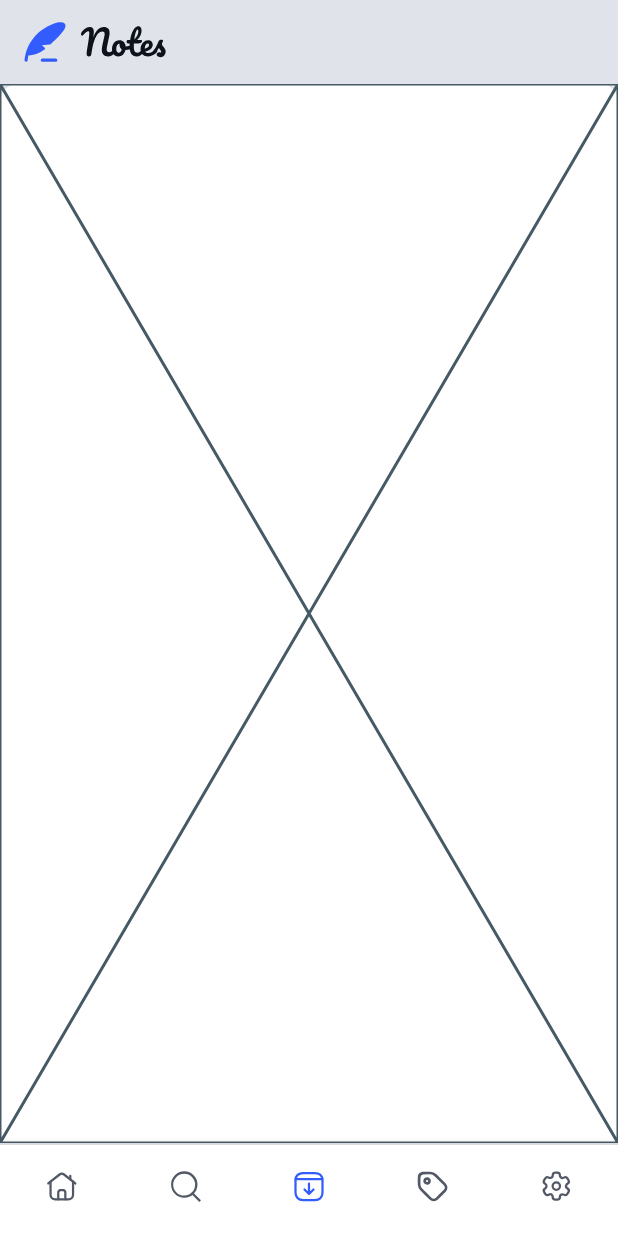
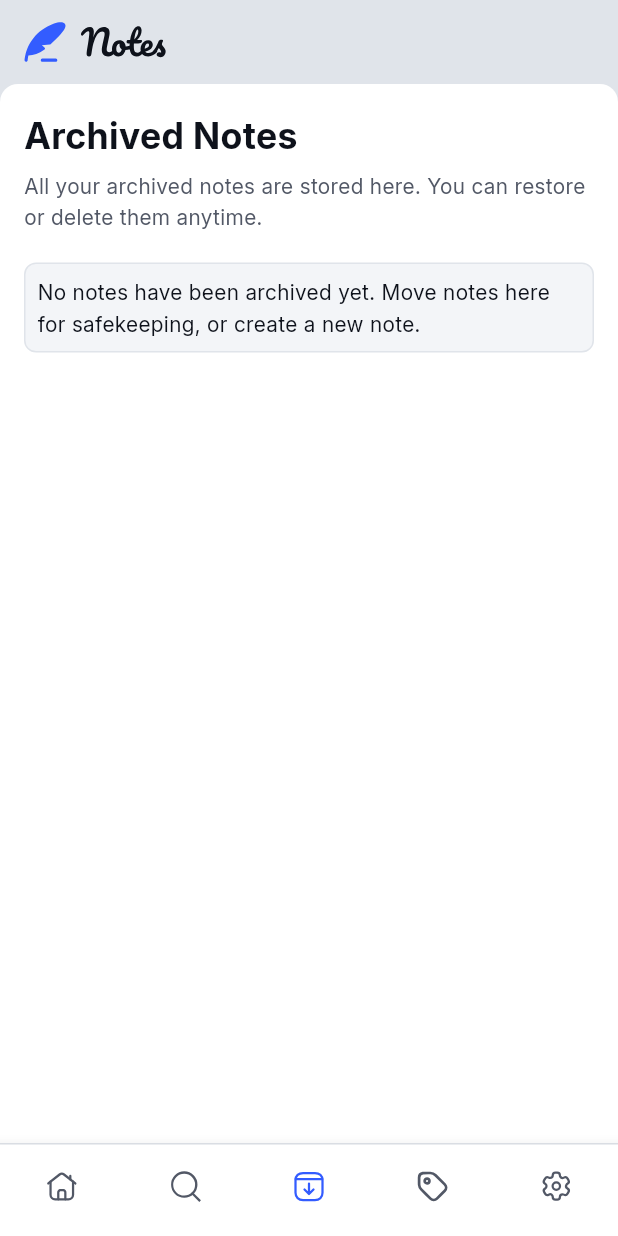
Before and after one commit to JER3MIAH/note-taking-app, a Flutter app: the screen it shows after launch, item 3 of the bottom bar chosen, on a phone screen of 412 x 824 dp. Run offline on Flutter 3.47's test engine with Material 3 defaults, Android fonts, the phone set to English and light mode, and no system bars; our stand-ins replace equatable, flutter_bloc, flutter_hooks, flutter_svg, get_it, shared_preferences.

Commit message:
feat: implement archived notes view

```diff
--- a/lib/src/features/home/presentation/screens/main_screen.dart
+++ b/lib/src/features/home/presentation/screens/main_screen.dart
@@ -16,7 +16,7 @@ class MainScreen extends StatelessWidget {
     List<Widget> pages = const [
       HomeView(),
       Placeholder(),
-      Placeholder(),
+      ArchivedNotesView(),
       TagsView(),
       SettingsView(),
     ];
--- /dev/null
+++ b/lib/src/features/home/presentation/screens/views/archived_notes_view.dart
@@ -0,0 +1,59 @@
+import 'package:flutter/material.dart';
+import 'package:flutter_bloc/flutter_bloc.dart';
+import 'package:note_taking_app/src/features/home/logic/blocs/note_bloc/note_bloc.dart';
+import 'package:note_taking_app/src/features/home/logic/blocs/note_bloc/note_state.dart';
+import 'package:note_taking_app/src/features/home/presentation/components/components.dart';
+import 'package:note_taking_app/src/shared/shared.dart';
+
+class ArchivedNotesView extends StatelessWidget {
+  const ArchivedNotesView({super.key});
+
+  @override
+  Widget build(BuildContext context) {
+    final theme = Theme.of(context).colorScheme;
+
+    return BlocBuilder<NoteBloc, NoteState>(
+      builder: (_, state) {
+        final archivedNotes =
+            state.notes.where((note) => note.isArchived).toList();
+
+        return AppColumn(
+          crossAxisAlignment: CrossAxisAlignment.start,
+          children: [
+            AppText(
+              'Archived Notes',
+              fontSize: 24,
+              fontWeight: FontWeight.w700,
+            ),
+            YBox(5),
+            AppText(
+              'All your archived notes are stored here. You can restore or delete them anytime.',
+              fontSize: 14,
+              fontWeight: FontWeight.w400,
+              color: theme.onSurfaceVariant,
+            ),
+            YBox(20),
+            if (archivedNotes.isEmpty)
+              EmptyStateContainer(
+                text:
+                    'No notes have been archived yet. Move notes here for safekeeping, or create a new note.',
+              )
+            else
+              Column(
+                mainAxisSize: MainAxisSize.min,
+                children: List.generate(
+                  archivedNotes.length,
+                  (index) {
+                    final note = archivedNotes[index];
+                    return NoteTile(
+                      note: note,
+                    );
+                  },
+                ),
+              ),
+          ],
+        );
+      },
+    );
+  }
+}
--- a/lib/src/features/home/presentation/screens/views/views.dart
+++ b/lib/src/features/home/presentation/screens/views/views.dart
@@ -1,2 +1,3 @@
 export 'home_view.dart';
 export 'tags_view.dart';
+export 'archived_notes_view.dart';
```
